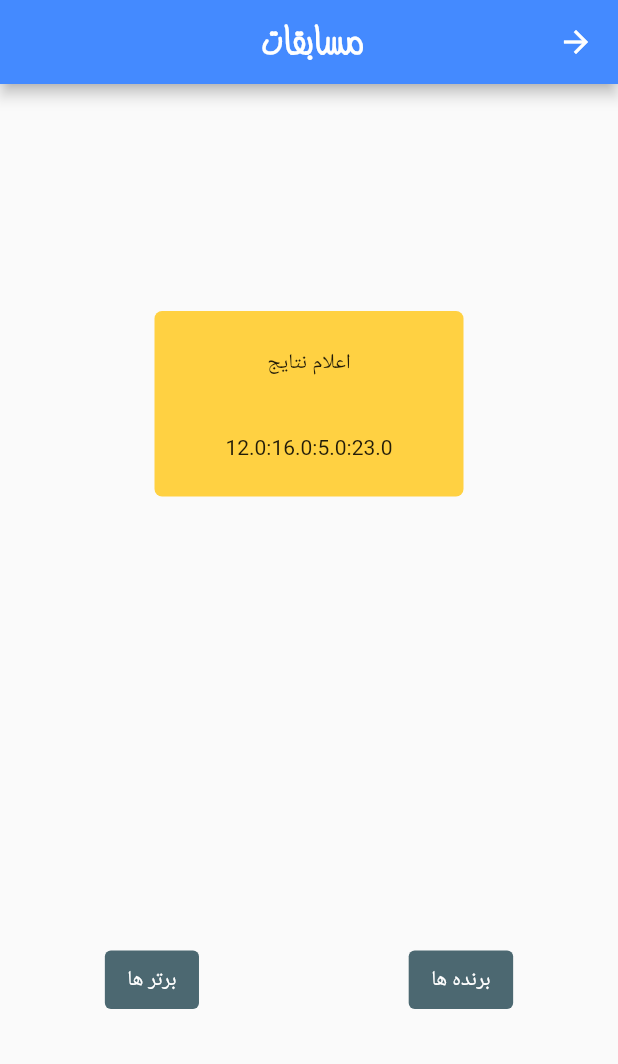
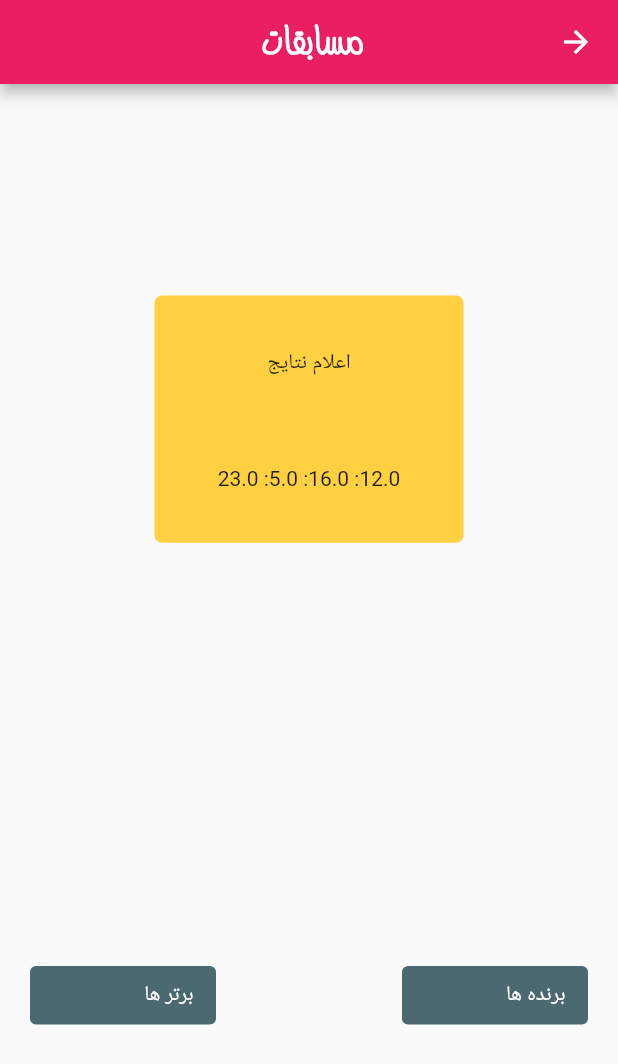
Before and after one commit to arg1998/ikomod-client, a Flutter app: the CompetitionScreen screen opened by its route, on a phone screen of 412 x 824 dp. Shown: the top 1064 px of the screen. Run offline on Flutter 3.47's test engine with Material 2 defaults, Android fonts, the phone set to English and light mode, and no system bars; network calls fail.

Commit message:
Added Competition Screen

```diff
--- a/lib/pages/CompetitionScreen.dart
+++ b/lib/pages/CompetitionScreen.dart
@@ -14,9 +14,9 @@ class CompetitionScreen extends StatelessWidget {
 
     return Scaffold(
       appBar: AppBar(
-          centerTitle: true,
-          title: Text("مسابقات "),
-          backgroundColor: Colors.blueAccent),
+        centerTitle: true,
+        title: Text("مسابقات "),
+      ),
       body: Container(
         width: double.infinity,
         height: double.infinity,
@@ -27,7 +27,7 @@ class CompetitionScreen extends StatelessWidget {
           children: [
             Container(
               width: screenSize.width * 0.5,
-              height: screenSize.width * 0.3,
+              height: screenSize.width * 0.4,
               padding: EdgeInsets.all(5),
               decoration: BoxDecoration(
                 borderRadius: BorderRadius.circular(5),
@@ -38,19 +38,21 @@ class CompetitionScreen extends StatelessWidget {
                 mainAxisAlignment: MainAxisAlignment.spaceAround,
                 children: <Widget>[
                   Text('اعلام نتایج'),
-                  Text('${day}:${hour}:${minutes}:${second}'),
+                  Text('${day}: ${hour}: ${minutes}: ${second}'),
                 ],
               ),
             ),
             Row(
-              mainAxisAlignment: MainAxisAlignment.spaceAround,
               children: <Widget>[
-                new SplashButton(
-                  text: 'برنده ها',
+                SizedBox(width: 20),
+                Expanded(
+                  child: SplashButton(text: 'برنده ها', onPress: () {}),
                 ),
-                new SplashButton(
-                  text: 'برتر ها',
-                )
+                Spacer(),
+                Expanded(
+                  child: SplashButton(text: 'برتر ها', onPress: () {}),
+                ),
+                SizedBox(width: 20),
               ],
             )
           ],
```
